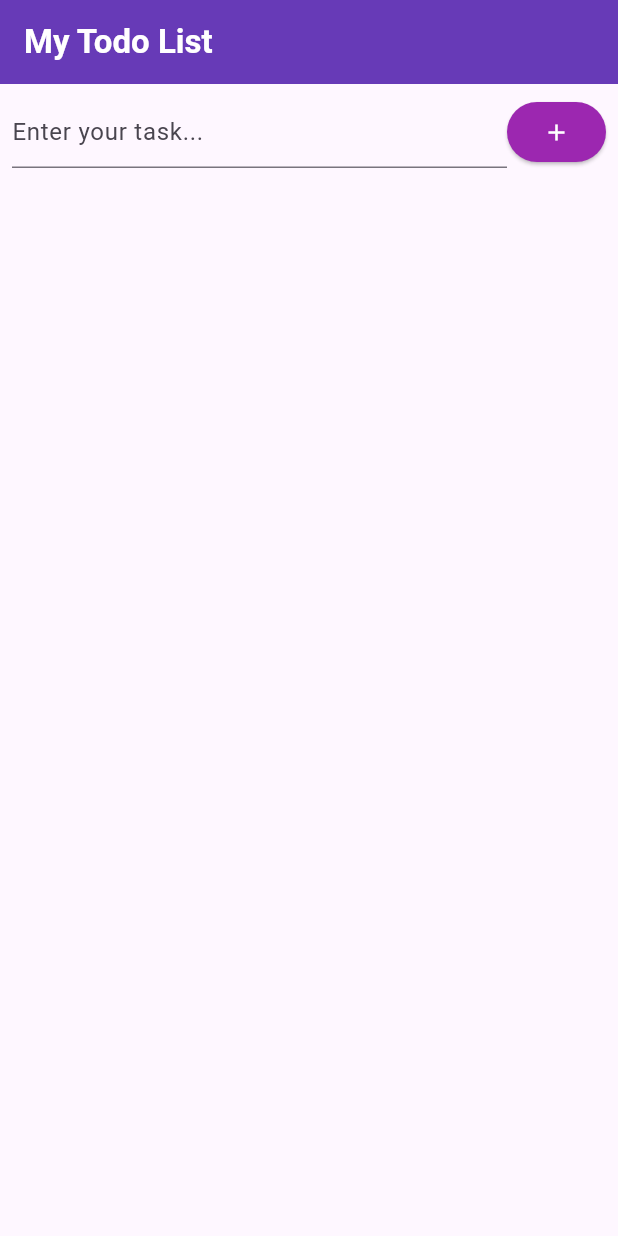
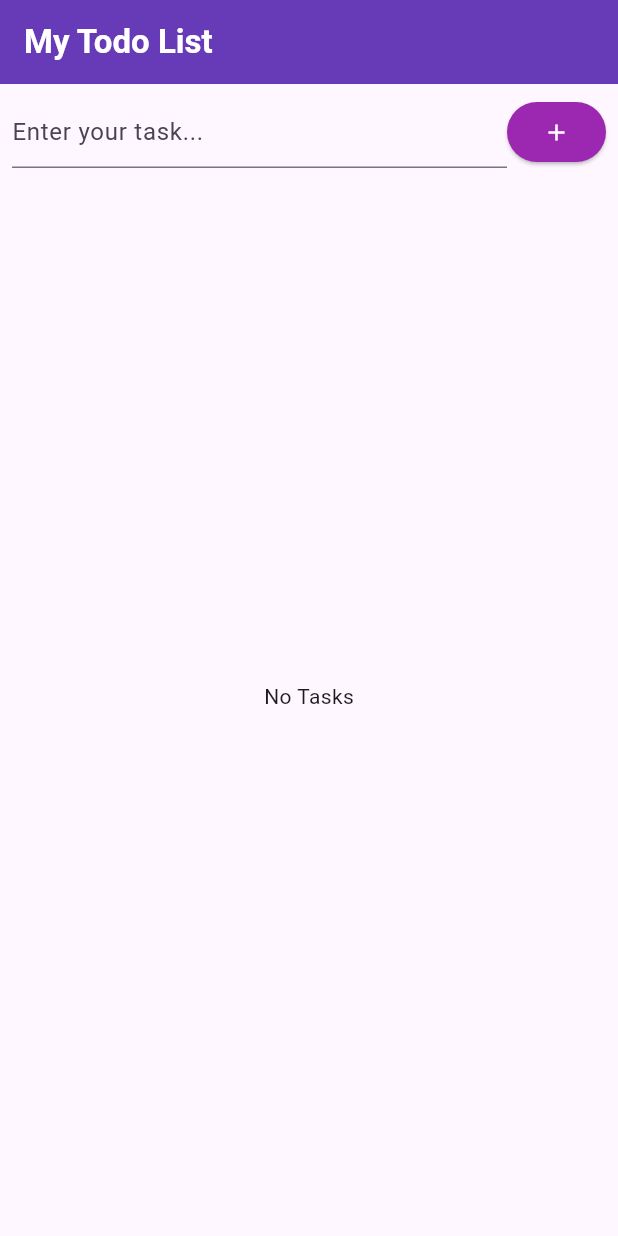
Before and after one commit to bpham30/flutter-todo, a Flutter app: the screen it shows after launch, on a phone screen of 412 x 824 dp. Run offline on Flutter 3.47's test engine with Material 3 defaults, Android fonts, the phone set to English and light mode, and no system bars.

Commit message:
task list placeholder

```diff
--- a/lib/main.dart
+++ b/lib/main.dart
@@ -48,7 +48,6 @@ class _TaskListScreen extends State<TaskListScreen> {
                 //input field
                 child: TextField(
                   decoration: InputDecoration(
-
                     hintText: 'Enter your task...',
                   ),
                 ),
@@ -64,6 +63,8 @@ class _TaskListScreen extends State<TaskListScreen> {
               ),
             ],
           ),
+          //list of tasks
+          const Expanded(child: Center( child: Text("No Tasks"),),)
         ],
       )),
 
```
